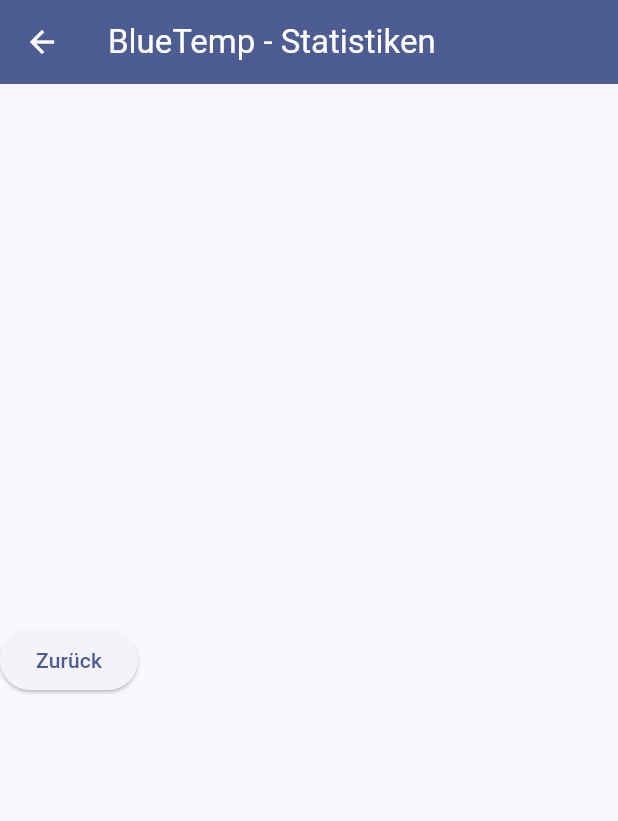
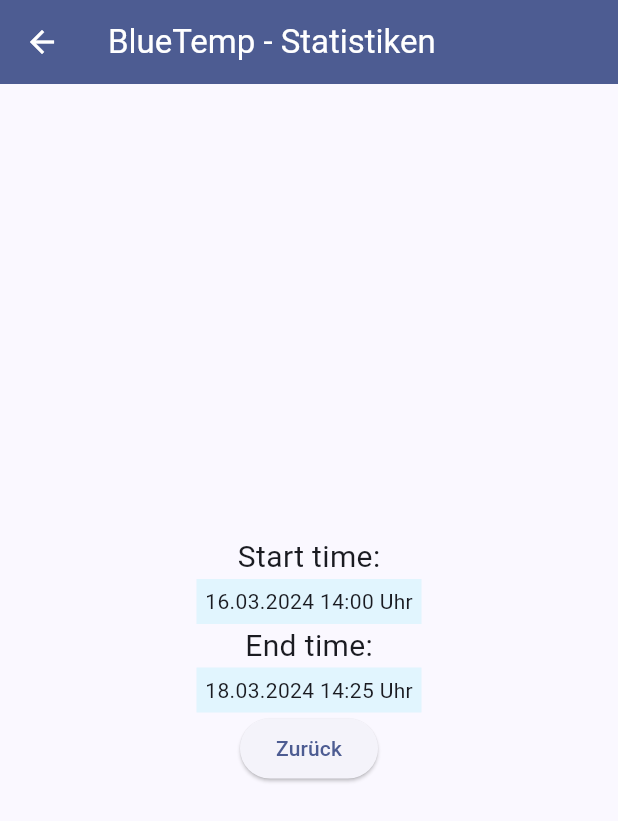
Before and after one commit to BogyMitutoyoCTL/BOGY-App-2024-03, a Flutter app: the statistic screen opened directly, on a phone screen of 412 x 824 dp. Shown: the top 821 px of the screen. Run offline on Flutter 3.47's test engine with Material 3 defaults, Android fonts, the phone set to English and light mode, and no system bars; our stand-ins replace timer_count_down; generated files the repository leaves out were written again.

Commit message:
Started with statist

```diff
--- a/bluetemp/lib/l10n/app_en.arb
+++ b/bluetemp/lib/l10n/app_en.arb
@@ -14,5 +14,13 @@
   "refresh": "Refresh now!",
     "@current_data_last_measurement": {
      "description": "The Refresh Button in Current Datas.."
-    }
+    },
+    "starttime": "Start time:",
+    "@starttime": {
+    "description": "The Text at statistics"
+    },
+    "endtime": "End time:",
+        "@starttime": {
+        "description": "The Text at statistics"
+        }
 }
--- a/bluetemp/lib/statistics.dart
+++ b/bluetemp/lib/statistics.dart
@@ -1,4 +1,5 @@
 import 'package:flutter/material.dart';
+import 'package:flutter_gen/gen_l10n/app_localizations.dart';
 
 class statistic extends StatefulWidget {
   const statistic({super.key});
@@ -14,8 +15,49 @@
       appBar: AppBar(title: Text("BlueTemp - Statistiken")),
       body: Column(
         mainAxisAlignment: MainAxisAlignment.center,
-        //TODO: Implement statistic
-        children: [ElevatedButton(onPressed: goBack, child: Text("Zurück"))],
+        children: [
+          Row(
+            mainAxisAlignment: MainAxisAlignment.center,
+            children: [
+              Text(
+                AppLocalizations.of(context).starttime,
+                style: TextStyle(fontSize: 20),
+              ),
+            ],
+          ),
+          Row(
+            mainAxisAlignment: MainAxisAlignment.center,
+            children: [
+              Container(
+                child: Center(child: Text("16.03.2024 14:00 Uhr")),
+                color: Colors.lightBlue[50],
+                height: 30,
+                width: 150,
+              ),
+            ],
+          ), //TODO: Impelemnt real Start Time
+          Row(
+            mainAxisAlignment: MainAxisAlignment.center,
+            children: [
+              Text(
+                AppLocalizations.of(context).endtime,
+                style: TextStyle(fontSize: 20),
+              ),
+            ],
+          ),
+          Row(
+            mainAxisAlignment: MainAxisAlignment.center,
+            children: [
+              Container(
+                child: Center(child: Text("18.03.2024 14:25 Uhr")),
+                color: Colors.lightBlue[50],
+                height: 30,
+                width: 150,
+              ),
+            ],
+          ), //TODO: Impelemnt real End Time
+          ElevatedButton(onPressed: goBack, child: Text("Zurück")),
+        ],
       ),
     );
   }
```
